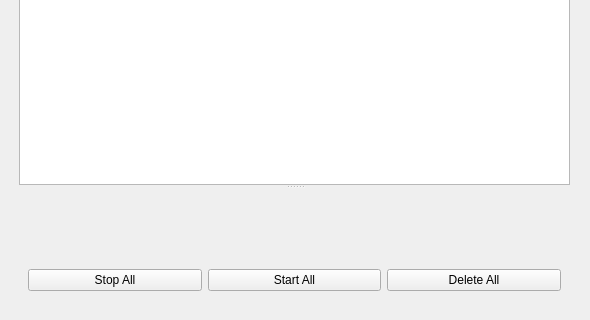
This is sVanilla/src/ClientUi/Download/DownloadWidget.ui in WangPengZhan/sVanilla as Qt 5 draws it before an edit; both pictures show x 0 to 590 and y 284 to 604 of the 590 by 604 pixel window. The edited form follows.
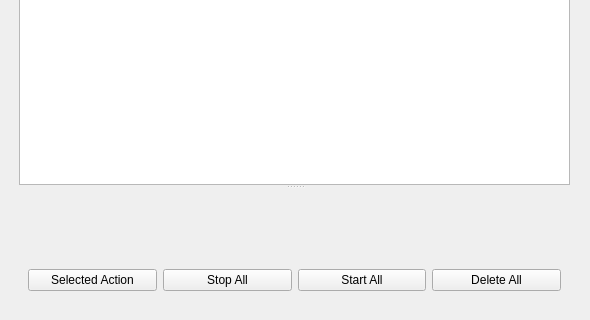
This is the edited form. Custom widgets are drawn as their Qt base class.

```diff
--- a/sVanilla/src/ClientUi/Download/DownloadWidget.ui
+++ b/sVanilla/src/ClientUi/Download/DownloadWidget.ui
@@ -80,6 +80,13 @@
        <item>
         <widget class="QWidget" name="downloadPageBtnGroup" native="true">
          <layout class="QHBoxLayout" name="horizontalLayout">
+          <item>
+           <widget class="QPushButton" name="btnSelectionAciton">
+            <property name="text">
+             <string>Selected Action</string>
+            </property>
+           </widget>
+          </item>
           <item>
            <widget class="QPushButton" name="btnStopAll">
             <property name="text">
```
Left out of the diff: 12 changed lines with no effect on the pictures.
